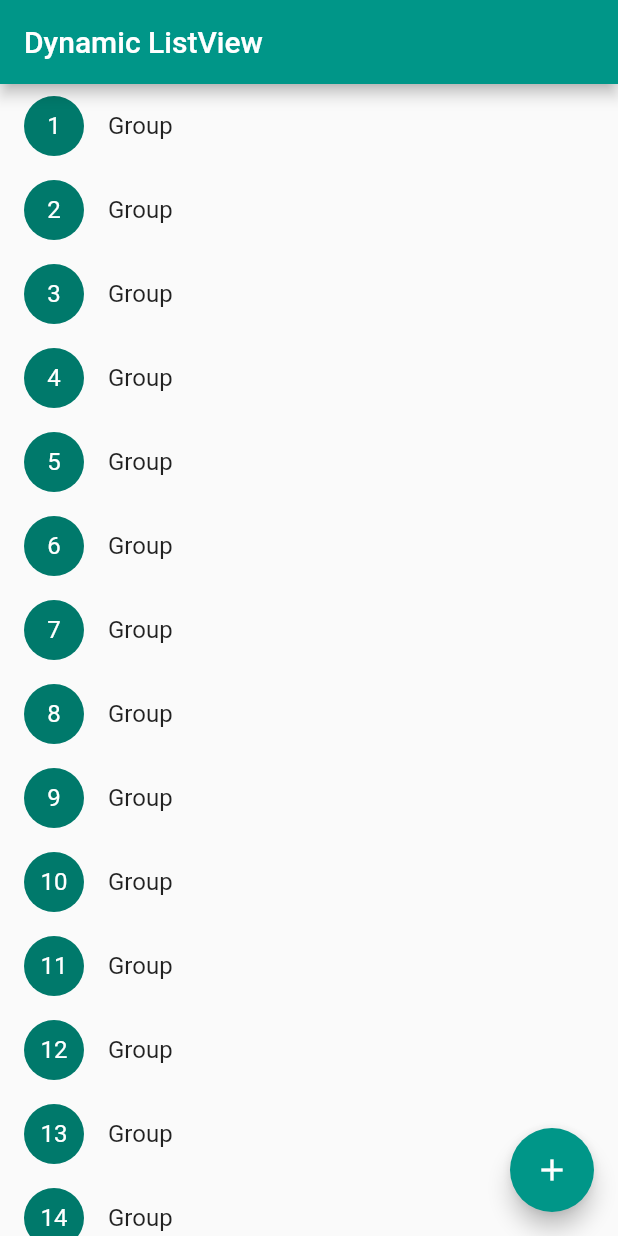
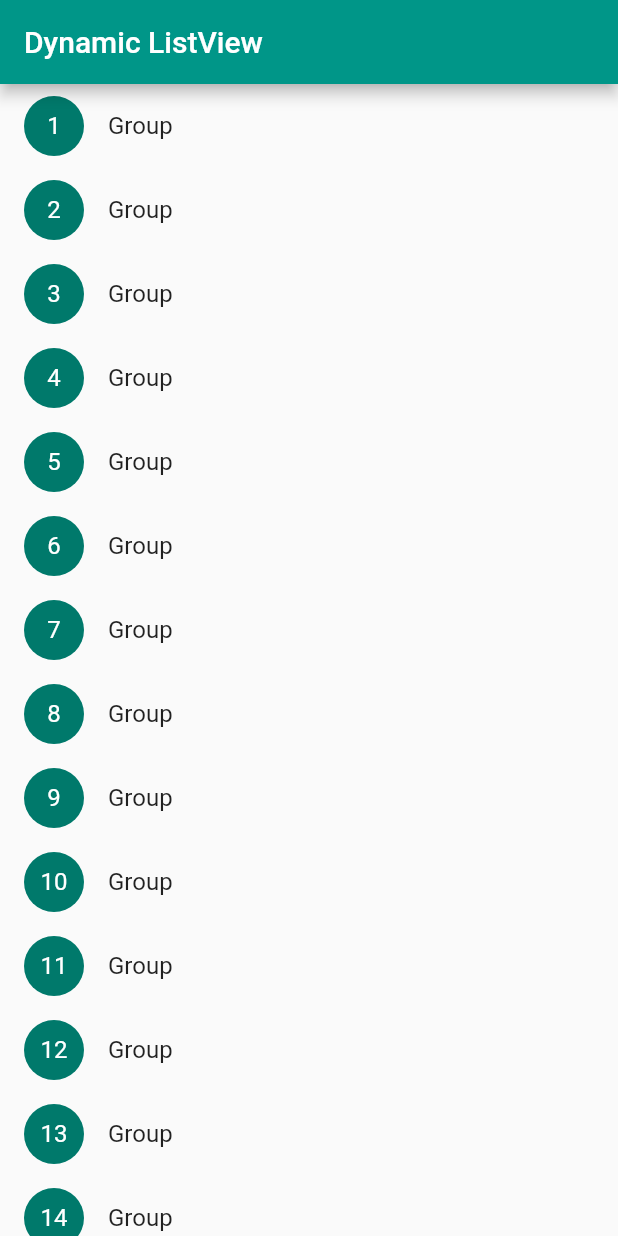
Before and after one commit to manojRathod84/Sampleproject, a Flutter app: the screen it shows after launch, on a phone screen of 412 x 824 dp. Run offline on Flutter 3.47's test engine with Material 2 defaults, Android fonts, the phone set to English and light mode, and no system bars.

Commit message:
final commit

```diff
--- a/demo/lib/floating_menu.dart
+++ b/demo/lib/floating_menu.dart
@@ -11,10 +11,7 @@ class ListViewExample extends StatelessWidget {
         title: Text("Dynamic ListView"),
       ),
       body: DisplayListView(),
-      floatingActionButton: FloatingActionButton(
-        onPressed: (){},
-        child:Icon(Icons.add),
-      ),
+
     );
   }
 }
```
